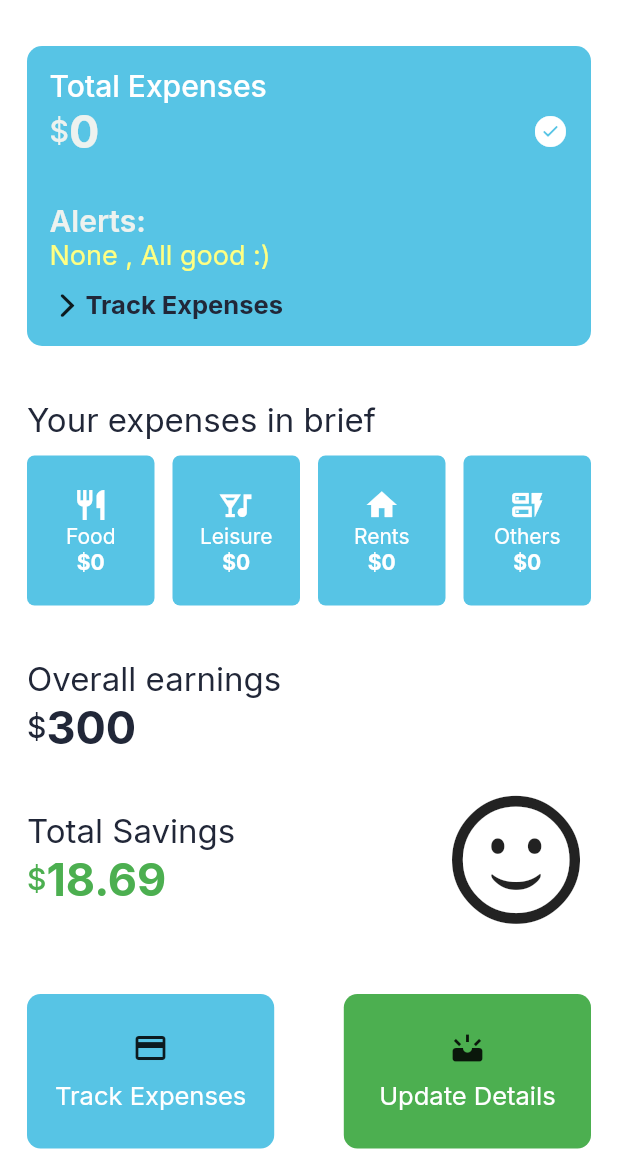
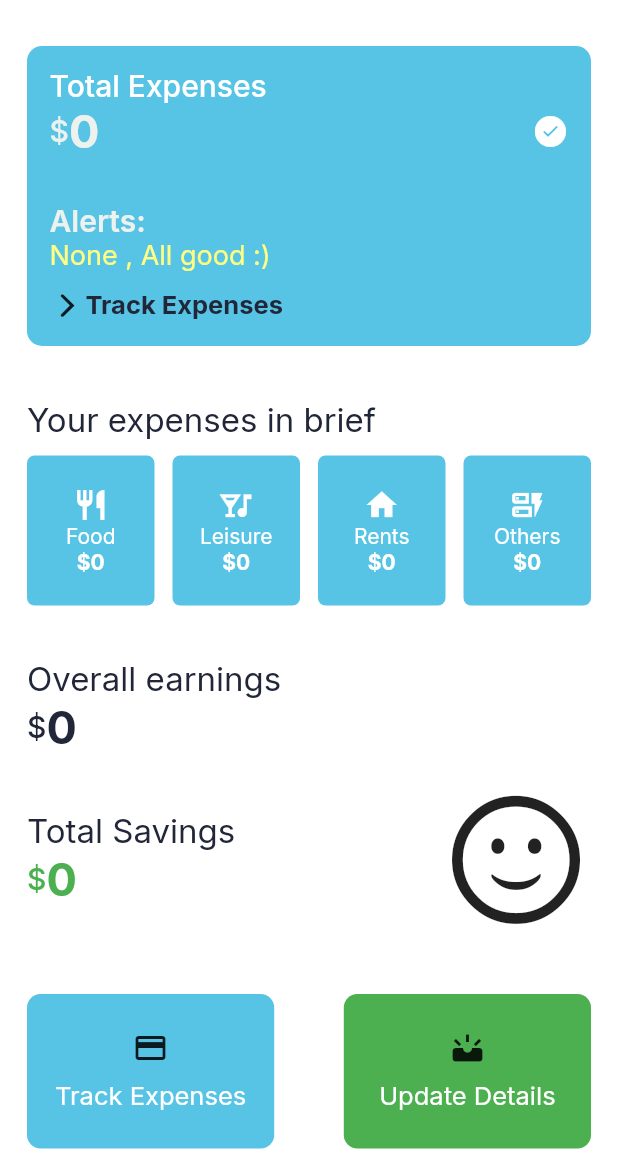
Before and after one commit to diptanshumahish/simply-expenses, a Flutter app: the screen it shows after launch, on a phone screen of 412 x 824 dp, the part 65-1236 px from its top. Run offline on Flutter 3.47's test engine with Material 2 defaults, Android fonts, the light colour scheme and no system bars; our stand-ins replace flutter_slidable, getwidget, google_fonts, sqflite; accounts and stored records are empty.

Commit message:
added income database

```diff
--- a/lib/screens.dart/expensescreen.dart
+++ b/lib/screens.dart/expensescreen.dart
@@ -1,5 +1,6 @@
 import 'package:expense_tracker/screens.dart/addexpensedata.dart';
 import 'package:expense_tracker/screens.dart/expenselist.dart';
+import 'package:expense_tracker/screens.dart/homepage.dart';
 import 'package:expense_tracker/utils/theme.dart';
 import 'package:flutter/cupertino.dart';
 import 'package:flutter/material.dart';
@@ -28,7 +29,8 @@ class _ExpensesPageState extends State<ExpensesPage> {
         backgroundColor: Colors.transparent,
         leading: IconButton(
             onPressed: () {
-              Navigator.pop(context);
+              Navigator.push(context,
+                  MaterialPageRoute(builder: ((context) => HomePage())));
             },
             icon: Icon(CupertinoIcons.back,
                 color: topColor == Brightness.dark
--- a/lib/screens.dart/homepage.dart
+++ b/lib/screens.dart/homepage.dart
@@ -16,6 +16,7 @@ class HomePage extends StatefulWidget {
 
 class _HomePageState extends State<HomePage> {
   int total = 0;
+  int totalIncome = 0;
   int totalFood = 0;
   int totalLeisure = 0;
   int totalRents = 0;
@@ -27,6 +28,17 @@ class _HomePageState extends State<HomePage> {
         total = 0;
       } else {
         total = totalExpense;
+      }
+    });
+  }
+
+  void calcTotalIncome() async {
+    var totalExpense = (await db.totalIncome())[0]['TOTAL'];
+    setState(() {
+      if (totalExpense == null) {
+        total = 0;
+      } else {
+        totalIncome = totalExpense;
       }
     });
   }
@@ -83,6 +95,8 @@ class _HomePageState extends State<HomePage> {
     calcTotalLeisure();
     calcTotalRents();
     calcTotalOthers();
+
+    calcTotalIncome();
     calcTotal();
 
     super.initState();
@@ -90,6 +104,7 @@ class _HomePageState extends State<HomePage> {
 
   @override
   Widget build(BuildContext context) {
+    int totalSvaings = totalIncome - total;
     final topColor = Theme.of(context).brightness;
     return Scaffold(
         appBar: AppBar(
@@ -368,7 +383,7 @@ class _HomePageState extends State<HomePage> {
                                 color: topColor == Brightness.dark
                                     ? Colors.white
                                     : AppColors.darkBack)),
-                        Text("300",
+                        Text(totalIncome.toString(),
                             style: TextStyle(
                                 fontWeight: FontWeight.bold,
                                 fontSize: 30,
@@ -398,12 +413,16 @@ class _HomePageState extends State<HomePage> {
                                     style: TextStyle(
                                         fontWeight: FontWeight.w500,
                                         fontSize: 20,
-                                        color: AppColors.positive)),
-                                Text("18.69",
+                                        color: totalSvaings < 0
+                                            ? AppColors.secondary
+                                            : AppColors.positive)),
+                                Text(totalSvaings.toString(),
                                     style: TextStyle(
                                         fontWeight: FontWeight.bold,
                                         fontSize: 30,
-                                        color: AppColors.positive))
+                                        color: totalSvaings < 0
+                                            ? AppColors.secondary
+                                            : AppColors.positive))
                               ],
                             ),
                           ],
--- a/pubspec.yaml
+++ b/pubspec.yaml
@@ -38,6 +38,7 @@ dependencies:
   google_fonts: ^3.0.1
   intl: ^0.17.0
   getwidget: ^3.0.1
+  flutter_slidable: ^2.0.0
 
 dev_dependencies:
   flutter_test:
```
Also changed, not shown: lib/database/database.dart (+7 -1 lines), lib/database/incomedatabase.dart (added, +64 -0 lines), lib/screens.dart/addexpensedata.dart (+10 -17 lines), lib/utils/expensecards.dart (+32 -1 lines), pubspec.lock.
